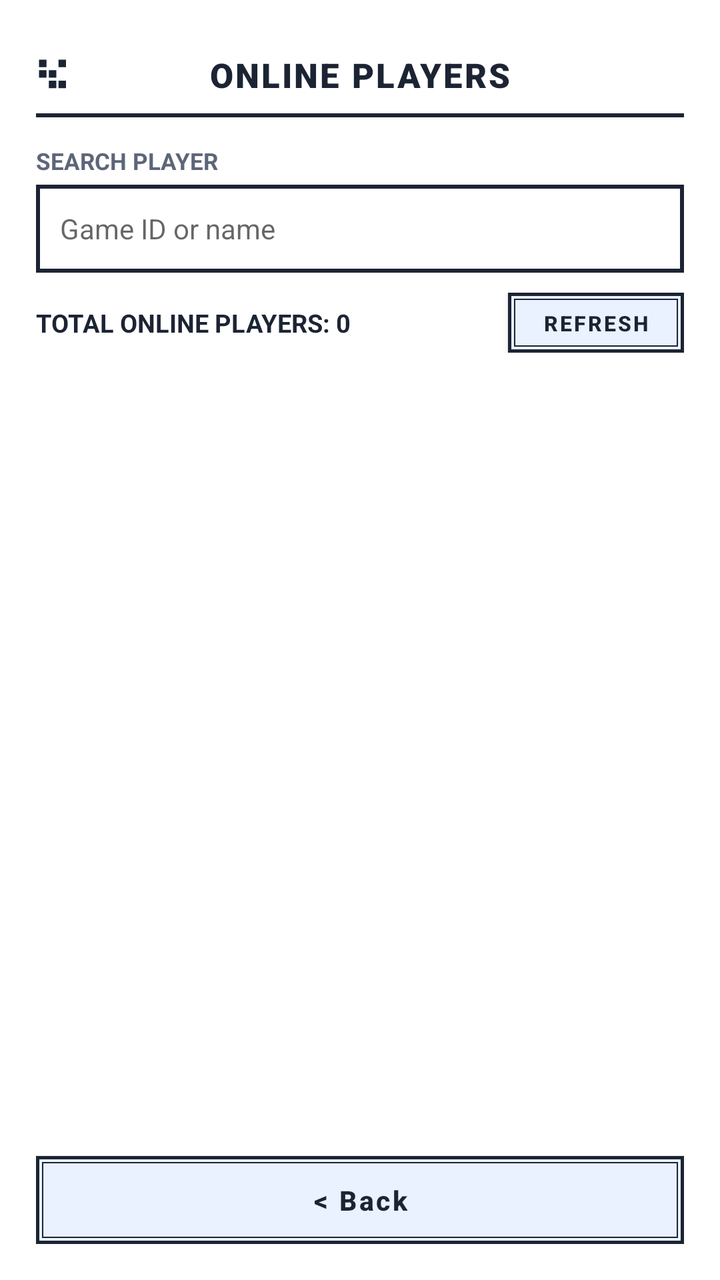
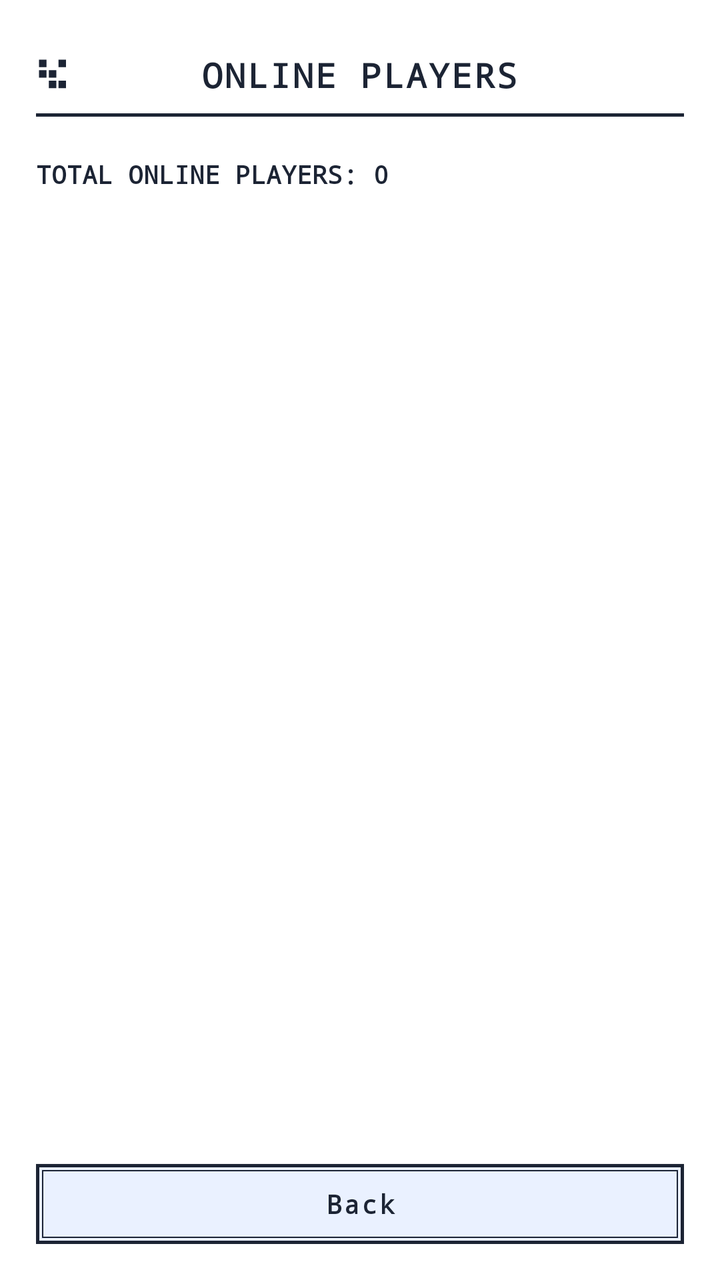

Two renders of the same Android screen: before a commit and after it. Below are the layout's source before the change and the commit's diff.
<!-- AndroidManifest.xml: application theme Theme.CaroGame -->
<!-- res/layout/onlineplayers.xml -->
<?xml version="1.0" encoding="utf-8"?>
<LinearLayout xmlns:android="http://schemas.android.com/apk/res/android"
    xmlns:app="http://schemas.android.com/apk/res-auto"
    android:layout_width="match_parent"
    android:layout_height="match_parent"
    android:background="@color/kora_bg"
    android:orientation="vertical"
    android:padding="18dp">

    <RelativeLayout
        android:layout_width="match_parent"
        android:layout_height="wrap_content"
        android:paddingVertical="8dp">

        <ImageView
            android:layout_width="18dp"
            android:layout_height="18dp"
            android:layout_alignParentStart="true"
            android:layout_centerVertical="true"
            android:contentDescription="Kora Mark"
            android:src="@drawable/ic_kora_mark" />

        <TextView
            android:id="@+id/lblTitle"
            android:layout_width="wrap_content"
            android:layout_height="wrap_content"
            android:layout_centerInParent="true"
            android:fontFamily="sans-serif-black"
            android:letterSpacing="0.06"
            android:text="ONLINE PLAYERS"
            android:textColor="@color/kora_ink"
            android:textSize="17sp"
            android:textStyle="bold" />
    </RelativeLayout>

    <View
        android:layout_width="match_parent"
        android:layout_height="2dp"
        android:layout_marginBottom="14dp"
        android:background="@color/kora_ink" />

    <TextView
        android:layout_width="match_parent"
        android:layout_height="wrap_content"
        android:text="SEARCH PLAYER"
        android:textColor="@color/kora_muted"
        android:textSize="11.5sp"
        android:textStyle="bold" />

    <EditText
        android:id="@+id/txtSearch"
        android:layout_width="match_parent"
        android:layout_height="44dp"
        android:layout_marginTop="4dp"
        android:layout_marginBottom="10dp"
        android:background="@drawable/bg_box_outline"
        android:hint="Game ID or name"
        android:inputType="text"
        android:paddingHorizontal="12dp"
        android:textColor="@color/kora_ink"
        android:textSize="14sp" />

    <LinearLayout
        android:layout_width="match_parent"
        android:layout_height="wrap_content"
        android:layout_marginBottom="10dp"
        android:gravity="center_vertical"
        android:orientation="horizontal">

        <TextView
            android:id="@+id/lblTotalOnline"
            android:layout_width="0dp"
            android:layout_height="wrap_content"
            android:layout_weight="1"
            android:text="TOTAL ONLINE PLAYERS: 0"
            android:textColor="@color/kora_ink"
            android:textSize="12.5sp"
            android:textStyle="bold" />

        <Button
            android:id="@+id/btnRefreshOnline"
            android:layout_width="wrap_content"
            android:layout_height="30dp"
            android:background="@drawable/bg_btn_neutral"
            android:minHeight="0dp"
            android:paddingHorizontal="10dp"
            android:paddingVertical="2dp"
            android:text="REFRESH"
            android:textColor="@color/kora_ink"
            android:textSize="10.5sp"
            android:textStyle="bold"
            app:backgroundTint="@null" />
    </LinearLayout>

    <ListView
        android:id="@+id/lwOnlinePlayers"
        android:layout_width="match_parent"
        android:layout_height="0dp"
        android:layout_weight="1"
        android:divider="@android:color/transparent"
        android:dividerHeight="8dp"
        android:listSelector="@android:color/transparent" />

    <Button
        android:id="@+id/btnBack"
        android:layout_width="match_parent"
        android:layout_height="44dp"
        android:layout_marginTop="12dp"
        android:background="@drawable/bg_btn_neutral"
        android:text="&lt; Back"
        android:textAllCaps="false"
        android:textColor="@color/kora_ink"
        android:textSize="13.5sp"
        android:textStyle="bold"
        app:backgroundTint="@null" />

</LinearLayout>
<!-- resources referenced by this layout -->
<resources>
  <color name="kora_bg">#FFFFFF</color>
  <color name="kora_ink">#1C2434</color>
  <color name="kora_muted">#5D6678</color>
  <!-- drawable bg_box_outline (drawable) -->
  <?xml version="1.0" encoding="utf-8"?>
  <shape xmlns:android="http://schemas.android.com/apk/res/android" android:shape="rectangle">
      <solid android:color="@color/kora_surface" />
      <stroke android:width="2dp" android:color="@color/kora_ink" />
  </shape>
  <!-- drawable bg_btn_neutral (drawable) -->
  <?xml version="1.0" encoding="utf-8"?>
  <layer-list xmlns:android="http://schemas.android.com/apk/res/android">
      <item>
          <shape android:shape="rectangle">
              <solid android:color="@color/kora_card" />
              <stroke android:width="1.5dp" android:color="@color/kora_ink" />
          </shape>
      </item>
      <item android:left="3dp" android:top="3dp" android:right="3dp" android:bottom="3dp">
          <shape android:shape="rectangle">
              <solid android:color="@color/kora_card" />
              <stroke android:width="0.8dp" android:color="@color/kora_ink" />
          </shape>
      </item>
  </layer-list>
  <!-- drawable ic_kora_mark (drawable) -->
  <?xml version="1.0" encoding="utf-8"?>
  <vector xmlns:android="http://schemas.android.com/apk/res/android"
      android:width="18dp"
      android:height="18dp"
      android:viewportWidth="12"
      android:viewportHeight="12">
      
      <path
          android:fillColor="#1C2434"
          android:pathData="M1,1h2.5v2.5h-2.5zM7.5,1h2.5v2.5h-2.5zM1,4.5h2.5v2.5h-2.5zM4.25,4.5h2.5v2.5h-2.5zM4.25,8h2.5v2.5h-2.5zM7.5,8h2.5v2.5h-2.5z" />
  </vector>
  <style name="Theme.CaroGame" parent="Theme.MaterialComponents.Light.NoActionBar">
          <item name="colorPrimary">@color/kora_ink</item>
          <item name="colorPrimaryVariant">@color/kora_navy_timer</item>
          <item name="colorOnPrimary">@color/kora_surface</item>
          <item name="colorSecondary">@color/kora_mint</item>
          <item name="android:statusBarColor">@color/kora_ink</item>
          <item name="android:windowBackground">@color/kora_bg</item>
      </style>
  <color name="kora_surface">#FFFFFF</color>
  <color name="kora_card">#EAF1FF</color>
  <color name="kora_navy_timer">#1C2434</color>
  <color name="kora_mint">#51D6B2</color>
</resources>

<!-- the commit's change to res/layout/onlineplayers.xml (unified diff, before → after) -->
@@ -25,7 +25,7 @@
             android:layout_width="wrap_content"
             android:layout_height="wrap_content"
             android:layout_centerInParent="true"
-            android:fontFamily="sans-serif-black"
+            android:fontFamily="monospace"
             android:letterSpacing="0.06"
             android:text="ONLINE PLAYERS"
             android:textColor="@color/kora_ink"
@@ -35,62 +35,20 @@
 
     <View
         android:layout_width="match_parent"
-        android:layout_height="2dp"
-        android:layout_marginBottom="14dp"
+        android:layout_height="1.5dp"
+        android:layout_marginBottom="20dp"
         android:background="@color/kora_ink" />
 
     <TextView
-        android:layout_width="match_parent"
-        android:layout_height="wrap_content"
-        android:text="SEARCH PLAYER"
-        android:textColor="@color/kora_muted"
-        android:textSize="11.5sp"
-        android:textStyle="bold" />
-
-    <EditText
-        android:id="@+id/txtSearch"
-        android:layout_width="match_parent"
-        android:layout_height="44dp"
-        android:layout_marginTop="4dp"
-        android:layout_marginBottom="10dp"
-        android:background="@drawable/bg_box_outline"
-        android:hint="Game ID or name"
-        android:inputType="text"
-        android:paddingHorizontal="12dp"
-        android:textColor="@color/kora_ink"
-        android:textSize="14sp" />
-
-    <LinearLayout
+        android:id="@+id/lblTotalOnline"
         android:layout_width="match_parent"
         android:layout_height="wrap_content"
         android:layout_marginBottom="10dp"
-        android:gravity="center_vertical"
-        android:orientation="horizontal">
-
-        <TextView
-            android:id="@+id/lblTotalOnline"
-            android:layout_width="0dp"
-            android:layout_height="wrap_content"
-            android:layout_weight="1"
-            android:text="TOTAL ONLINE PLAYERS: 0"
-            android:textColor="@color/kora_ink"
-            android:textSize="12.5sp"
-            android:textStyle="bold" />
-
-        <Button
-            android:id="@+id/btnRefreshOnline"
-            android:layout_width="wrap_content"
-            android:layout_height="30dp"
-            android:background="@drawable/bg_btn_neutral"
-            android:minHeight="0dp"
-            android:paddingHorizontal="10dp"
-            android:paddingVertical="2dp"
-            android:text="REFRESH"
-            android:textColor="@color/kora_ink"
-            android:textSize="10.5sp"
-            android:textStyle="bold"
-            app:backgroundTint="@null" />
-    </LinearLayout>
+        android:fontFamily="monospace"
+        android:text="TOTAL ONLINE PLAYERS: 0"
+        android:textColor="@color/kora_ink"
+        android:textSize="12.5sp"
+        android:textStyle="bold" />
 
     <ListView
         android:id="@+id/lwOnlinePlayers"
@@ -98,19 +56,20 @@
         android:layout_height="0dp"
         android:layout_weight="1"
         android:divider="@android:color/transparent"
-        android:dividerHeight="8dp"
+        android:dividerHeight="10dp"
         android:listSelector="@android:color/transparent" />
 
     <Button
         android:id="@+id/btnBack"
         android:layout_width="match_parent"
-        android:layout_height="44dp"
+        android:layout_height="40dp"
         android:layout_marginTop="12dp"
         android:background="@drawable/bg_btn_neutral"
-        android:text="&lt; Back"
+        android:fontFamily="monospace"
+        android:text="Back"
         android:textAllCaps="false"
         android:textColor="@color/kora_ink"
-        android:textSize="13.5sp"
+        android:textSize="13sp"
         android:textStyle="bold"
         app:backgroundTint="@null" />
 
<!-- resource entries referenced after the edit -->
@@ -2,13 +2,6 @@
 <resources>
   <color name="kora_bg">#FFFFFF</color>
   <color name="kora_ink">#1C2434</color>
-  <color name="kora_muted">#5D6678</color>
-  <!-- drawable bg_box_outline (drawable) -->
-  <?xml version="1.0" encoding="utf-8"?>
-  <shape xmlns:android="http://schemas.android.com/apk/res/android" android:shape="rectangle">
-      <solid android:color="@color/kora_surface" />
-      <stroke android:width="2dp" android:color="@color/kora_ink" />
-  </shape>
   <!-- drawable bg_btn_neutral (drawable) -->
   <?xml version="1.0" encoding="utf-8"?>
   <layer-list xmlns:android="http://schemas.android.com/apk/res/android">
